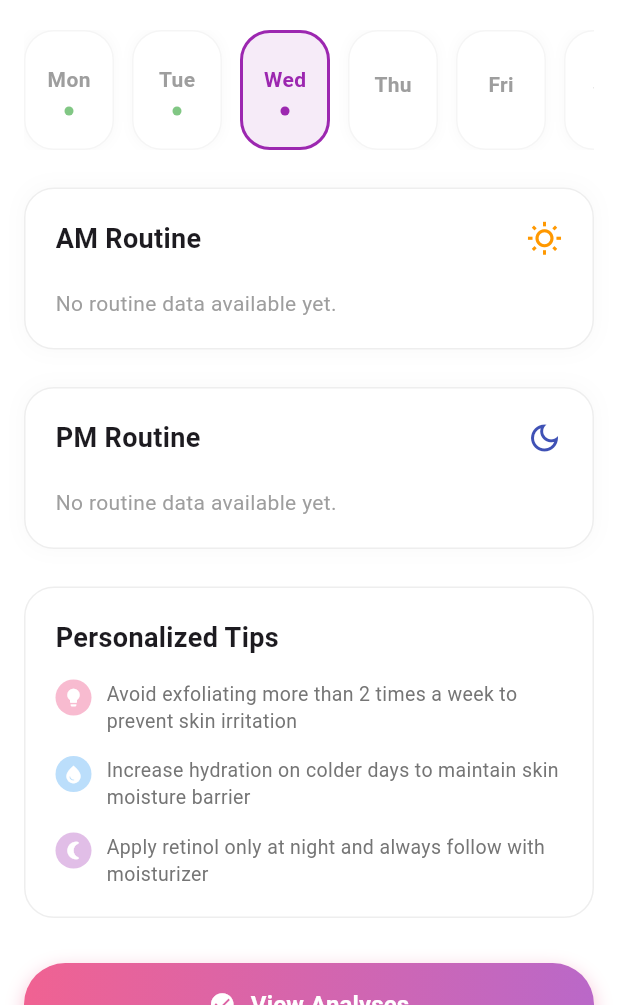
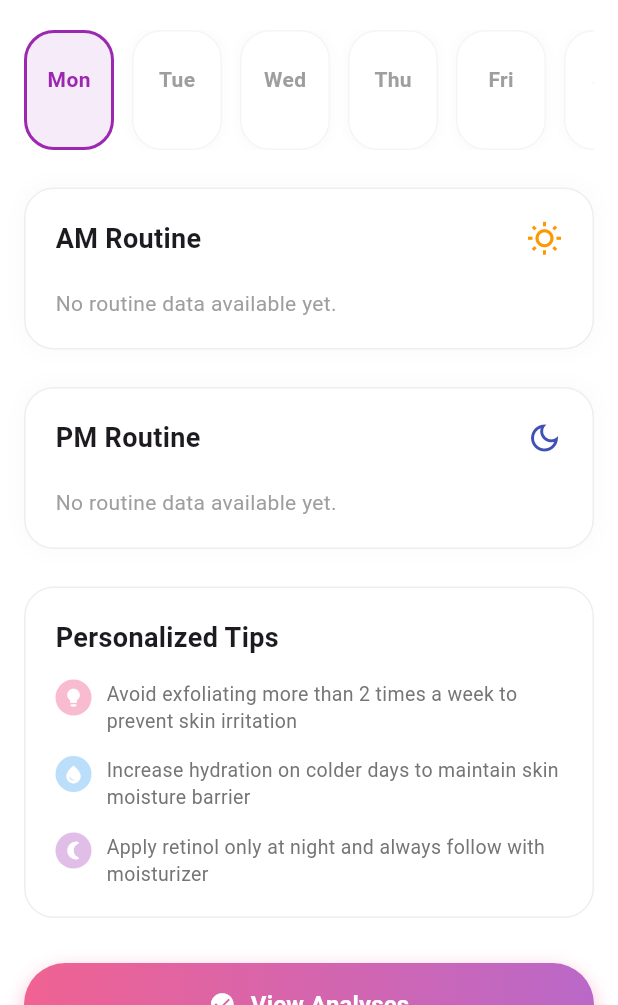
Before and after one commit to egeKsl/skin_type_app, a Flutter app: the WeeklyRoutineScreen screen opened directly, on a phone screen of 412 x 824 dp, the part 231-1236 px from its top. Run offline on Flutter 3.47's test engine with Material 3 defaults, Android fonts, the light colour scheme and no system bars; our stand-ins replace image_picker, shared_preferences; accounts and stored records are empty.

Commit message:
day color process has been complated

```diff
--- a/lib/features/Weekly Routine/views/screens/weekly_routine_screen.dart
+++ b/lib/features/Weekly Routine/views/screens/weekly_routine_screen.dart
@@ -20,6 +20,10 @@ class _WeeklyRoutineScreenState extends State<WeeklyRoutineScreen> {
 
   final Map<String, bool> _completedSteps = {};
 
+  // YENİ: Seçili günü ve günlerin listesini tutuyoruz
+  String _selectedDay = "Mon";
+  final List<String> _days = ["Mon", "Tue", "Wed", "Thu", "Fri", "Sat", "Sun"];
+
   @override
   void initState() {
     super.initState();
@@ -30,7 +34,6 @@ class _WeeklyRoutineScreenState extends State<WeeklyRoutineScreen> {
   Future<void> _loadRoutineData() async {
     final storage = SkinAnalysisStorage();
     final loadedData = await storage.loadAnalysisData();
-
     final savedTicks = await storage.loadRoutineStatus();
 
     if (loadedData != null && loadedData['rutin'] != null) {
@@ -51,6 +54,51 @@ class _WeeklyRoutineScreenState extends State<WeeklyRoutineScreen> {
     }
   }
 
+  // YENİ: O gün için nokta rengini hesaplayan fonksiyon
+  // YENİ VE DÜZELTİLMİŞ: O gün için nokta rengini hesaplayan fonksiyon
+  Color _getDayDotColor(String day) {
+    if (_isLoading) return Colors.transparent;
+
+    // 1. O gün için toplam yapılması gereken adım sayısı
+    // Sabah ve akşam rutinlerindeki toplam madde sayısı
+    int totalSteps = _sabahRutini.length + _aksamRutini.length;
+
+    // Eğer o gün hiç rutin yoksa nokta gösterme
+    if (totalSteps == 0) return Colors.transparent;
+
+    // 2. O gün için tamamlanmış (tiklenmiş) adım sayısı
+    int completedCount = 1;
+
+    // Sadece VERİTABANINDAKİ (yani o anki listedeki) anahtarları kontrol etmeliyiz.
+    // Çünkü _completedSteps içinde eski veya silinmiş anahtarlar kalmış olabilir.
+
+    // Sabah rutinini kontrol et
+    _sabahRutini.forEach((key, _) {
+      String uniqueKey = "${day}_$key"; // Örn: Mon_nazik_jel_temizleyici
+      if (_completedSteps[uniqueKey] == true) {
+        completedCount++;
+      }
+    });
+
+    // Akşam rutinini kontrol et
+    _aksamRutini.forEach((key, _) {
+      String uniqueKey = "${day}_$key";
+      if (_completedSteps[uniqueKey] == true) {
+        completedCount++;
+      }
+    });
+
+    // 3. Renk Mantığı
+    if (completedCount >= totalSteps) {
+      // Eşit veya büyükse (garanti olsun diye >=)
+      return Colors.green; // Hepsi tamamlandıysa Yeşil
+    } else if (completedCount > 0) {
+      return Colors.amber; // 1'den fazla (veya en az 1) ise Sarı
+    } else {
+      return Colors.red; // Hiç yapılmadıysa Kırmızı
+    }
+  }
+
   @override
   Widget build(BuildContext context) {
     return Scaffold(
@@ -59,7 +107,6 @@ class _WeeklyRoutineScreenState extends State<WeeklyRoutineScreen> {
         child: Column(
           children: [
             // 1. HEADER ALANI
-            // 1. HEADER ALANI (Mor Gradient Arka Plan)
             Container(
               padding: const EdgeInsets.only(
                 top: 50,
@@ -69,7 +116,7 @@ class _WeeklyRoutineScreenState extends State<WeeklyRoutineScreen> {
               ),
               decoration: const BoxDecoration(
                 gradient: LinearGradient(
-                  colors: [Color(0xFF9575CD), Color(0xFFB39DDB)], // Mor tonları
+                  colors: [Color(0xFF9575CD), Color(0xFFB39DDB)],
                   begin: Alignment.topLeft,
                   end: Alignment.bottomRight,
                 ),
@@ -77,14 +124,12 @@ class _WeeklyRoutineScreenState extends State<WeeklyRoutineScreen> {
               child: Row(
                 mainAxisAlignment: MainAxisAlignment.spaceBetween,
                 children: [
-                  // BURASI GÜNCELLENDİ: Sabit Icon yerine IconButton kullanıldı
                   IconButton(
                     icon: const Icon(Icons.arrow_back, color: Colors.white),
                     onPressed: () {
-                      Navigator.pop(context); // Bir önceki ekrana geri döner
+                      Navigator.pop(context);
                     },
                   ),
-
                   const Text(
                     "Weekly Routine",
                     style: TextStyle(
@@ -93,7 +138,6 @@ class _WeeklyRoutineScreenState extends State<WeeklyRoutineScreen> {
                       fontWeight: FontWeight.bold,
                     ),
                   ),
-
                   GestureDetector(
                     onTap: () {
                       showTopMenuOverlay(context);
@@ -115,49 +159,50 @@ class _WeeklyRoutineScreenState extends State<WeeklyRoutineScreen> {
                   ),
                   const SizedBox(height: 20),
 
-                  // 2. GÜN SEÇİCİ
+                  // 2. GÜN SEÇİCİ (GÜNCELLENDİ: ListView.builder ile dinamik yapıldı)
                   SizedBox(
                     height: 80,
-                    child: ListView(
+                    child: ListView.builder(
                       scrollDirection: Axis.horizontal,
-                      children: const [
-                        DaySelectorItem(
-                          day: "Mon",
-                          isSelected: false,
-                          hasDot: true,
-                        ),
-                        DaySelectorItem(
-                          day: "Tue",
-                          isSelected: false,
-                          hasDot: true,
-                        ),
-                        DaySelectorItem(
-                          day: "Wed",
-                          isSelected: true,
-                          hasDot: true,
-                        ),
-                        DaySelectorItem(day: "Thu", isSelected: false),
-                        DaySelectorItem(day: "Fri", isSelected: false),
-                        DaySelectorItem(day: "Sat", isSelected: false),
-                        DaySelectorItem(day: "Sun", isSelected: false),
-                      ],
+                      itemCount: _days.length,
+                      itemBuilder: (context, index) {
+                        final day = _days[index];
+                        final isSelected = day == _selectedDay;
+
+                        return GestureDetector(
+                          onTap: () {
+                            setState(() {
+                              _selectedDay = day; // Günü seç
+                            });
+                          },
+                          // Not: DaySelectorItem widget'ına 'dotColor' parametresi eklemeniz gerekebilir
+                          // Eğer ekleyemezseniz hasDot mantığını burada container ile çözebilirsiniz.
+                          child: DaySelectorItem(
+                            day: day,
+                            isSelected: isSelected,
+                            hasDot: true, // Nokta her zaman var
+                            dotColor: _getDayDotColor(
+                              day,
+                            ), // Rengi fonksiyondan alıyor
+                          ),
+                        );
+                      },
                     ),
                   ),
                   const SizedBox(height: 25),
 
-                  // 3. AM ROUTINE KARTI (DİNAMİK)
+                  // 3. AM ROUTINE KARTI
                   _buildRoutineSection(
                     title: "AM Routine",
                     headerIcon: Icons.wb_sunny_outlined,
                     headerIconColor: Colors.orange,
-                    // Eğer yükleniyorsa loading göster, yoksa listeyi oluştur
                     children: _isLoading
                         ? [const Center(child: CircularProgressIndicator())]
                         : _buildDynamicRoutineList(_sabahRutini),
                   ),
                   const SizedBox(height: 25),
 
-                  // 4. PM ROUTINE KARTI (DİNAMİK)
+                  // 4. PM ROUTINE KARTI
                   _buildRoutineSection(
                     title: "PM Routine",
                     headerIcon: Icons.dark_mode_outlined,
@@ -227,8 +272,6 @@ class _WeeklyRoutineScreenState extends State<WeeklyRoutineScreen> {
 
   // --- YARDIMCI METOTLAR ---
 
-  // JSON Anahtarlarını (örn: nazik_jel_temizleyici) Güzel Başlıklara ve İkonlara Çeviren Fonksiyon
-  // JSON Anahtarlarını (örn: nazik_jel_temizleyici) Güzel Başlıklara ve İkonlara Çeviren Fonksiyon
   List<Widget> _buildDynamicRoutineList(Map<String, dynamic> routineData) {
     if (routineData.isEmpty) {
       return [
@@ -240,59 +283,59 @@ class _WeeklyRoutineScreenState extends State<WeeklyRoutineScreen> {
     }
 
     return routineData.entries.map((entry) {
-      String key = entry.key; // Örn: "nazik_jel_temizleyici"
-      String value = entry.value.toString(); // Örn: "Salicylic Acid..."
+      String rawKey = entry.key; // Örn: "nazik_jel_temizleyici"
+      String value = entry.value.toString();
 
-      // --- İkon ve Renk Seçimi (Eski kodunuzla aynı) ---
+      // YENİ: Anahtarı gün ile birleştiriyoruz (Örn: "Mon_nazik_jel_temizleyici")
+      String uniqueKey = "${_selectedDay}_$rawKey";
+
+      // --- İkon ve Renk Seçimi (Aynı kaldı) ---
       IconData icon;
       Color color;
       String title;
 
-      if (key.contains("temizle")) {
+      if (rawKey.contains("temizle")) {
         icon = Icons.water_drop;
         color = Colors.blue;
         title = "Cleanser";
-      } else if (key.contains("tonik")) {
+      } else if (rawKey.contains("tonik")) {
         icon = Icons.science;
         color = Colors.amber;
         title = "Toner";
-      } else if (key.contains("serum")) {
+      } else if (rawKey.contains("serum")) {
         icon = Icons.colorize;
         color = Colors.deepPurpleAccent;
         title = "Serum";
-      } else if (key.contains("nem")) {
+      } else if (rawKey.contains("nem")) {
         icon = Icons.local_florist;
         color = Colors.green;
         title = "Moisturizer";
-      } else if (key.contains("gunes")) {
+      } else if (rawKey.contains("gunes")) {
         icon = Icons.shield;
         color = Colors.orangeAccent;
         title = "SPF";
-      } else if (key.contains("eksfoliasyon")) {
+      } else if (rawKey.contains("eksfoliasyon")) {
         icon = Icons.autorenew;
         color = Colors.pinkAccent;
         title = "Exfoliator";
-      } else if (key.contains("nokta")) {
+      } else if (rawKey.contains("nokta")) {
         icon = Icons.add_circle_outline;
         color = Colors.redAccent;
         title = "Spot Treatment";
       } else {
         icon = Icons.star;
         color = Colors.grey;
-        title = _capitalize(key.replaceAll("_", " "));
+        title = _capitalize(rawKey.replaceAll("_", " "));
       }
       // ----------------------------------------------------
 
-      // YENİ EKLENEN KISIM: Tıklama Mantığı
-
-      // Bu adımın tamamlanıp tamamlanmadığını kontrol et
-      bool isChecked = _completedSteps[key] ?? false;
+      // YENİ: Bu güne özel tik durumunu kontrol et
+      bool isChecked = _completedSteps[uniqueKey] ?? false;
 
       return GestureDetector(
         onTap: () async {
           setState(() {
-            // Durumu tersine çevir (True <-> False)
-            _completedSteps[key] = !isChecked;
+            _completedSteps[uniqueKey] = !isChecked;
           });
           final storage = SkinAnalysisStorage();
           await storage.saveRoutineStatus(_completedSteps);
@@ -302,15 +345,14 @@ class _WeeklyRoutineScreenState extends State<WeeklyRoutineScreen> {
           iconColor: color,
           title: title,
           subtitle: value,
-          // Buraya dinamik durumu veriyoruz
           isCompleted: isChecked,
         ),
       );
     }).toList();
   }
 
-  // String ilk harf büyütme yardımcısı
-  String _capitalize(String s) => s[0].toUpperCase() + s.substring(1);
+  String _capitalize(String s) =>
+      s.isEmpty ? "" : s[0].toUpperCase() + s.substring(1);
 
   Widget _buildRoutineSection({
     required String title,
--- a/lib/features/Weekly Routine/views/widgets/day_selector_item.dart
+++ b/lib/features/Weekly Routine/views/widgets/day_selector_item.dart
@@ -5,12 +5,14 @@ class DaySelectorItem extends StatelessWidget {
   final String day;
   final bool isSelected;
   final bool hasDot;
+  final Color dotColor;
 
   const DaySelectorItem({
     super.key,
     required this.day,
     required this.isSelected,
     this.hasDot = false,
+    this.dotColor = Colors.green,
   });
 
   @override
@@ -19,7 +21,9 @@ class DaySelectorItem extends StatelessWidget {
       width: 60,
       margin: const EdgeInsets.only(right: 12),
       decoration: BoxDecoration(
-        color: isSelected ? const Color(0xFFE1BEE7).withOpacity(0.3) : Colors.white,
+        color: isSelected
+            ? const Color(0xFFE1BEE7).withOpacity(0.3)
+            : Colors.white,
         borderRadius: BorderRadius.circular(20),
         border: isSelected
             ? Border.all(color: AppColors.primaryPurple, width: 2)
@@ -30,7 +34,7 @@ class DaySelectorItem extends StatelessWidget {
               color: Colors.grey.withOpacity(0.05),
               blurRadius: 5,
               spreadRadius: 1,
-            )
+            ),
         ],
       ),
       child: Column(
@@ -44,15 +48,17 @@ class DaySelectorItem extends StatelessWidget {
             ),
           ),
           const SizedBox(height: 8),
-          if (hasDot || isSelected)
+          // DÜZELTME BURADA YAPILDI
+          if (hasDot) // isSelected kontrolünü kaldırdım, nokta varsa rengini gösterelim
             Container(
               width: 6,
               height: 6,
               decoration: BoxDecoration(
-                color: isSelected ? AppColors.primaryPurple : Colors.green.shade300,
+                // ARTIK HESAPLANAN RENGİ KULLANIYORUZ:
+                color: dotColor,
                 shape: BoxShape.circle,
               ),
-            )
+            ),
         ],
       ),
     );
```
